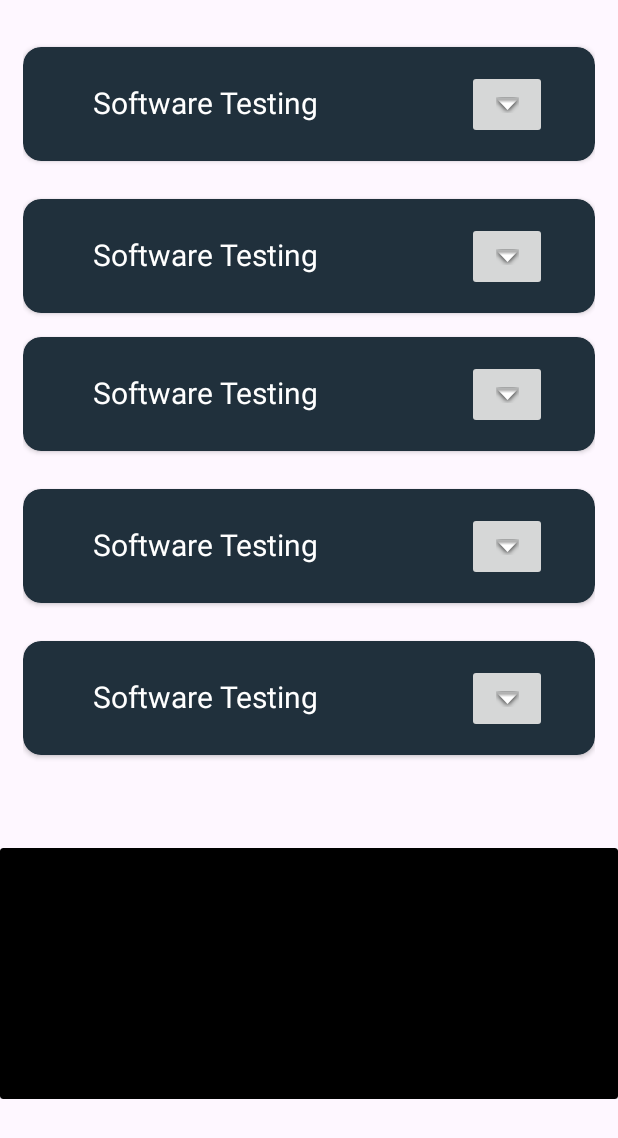
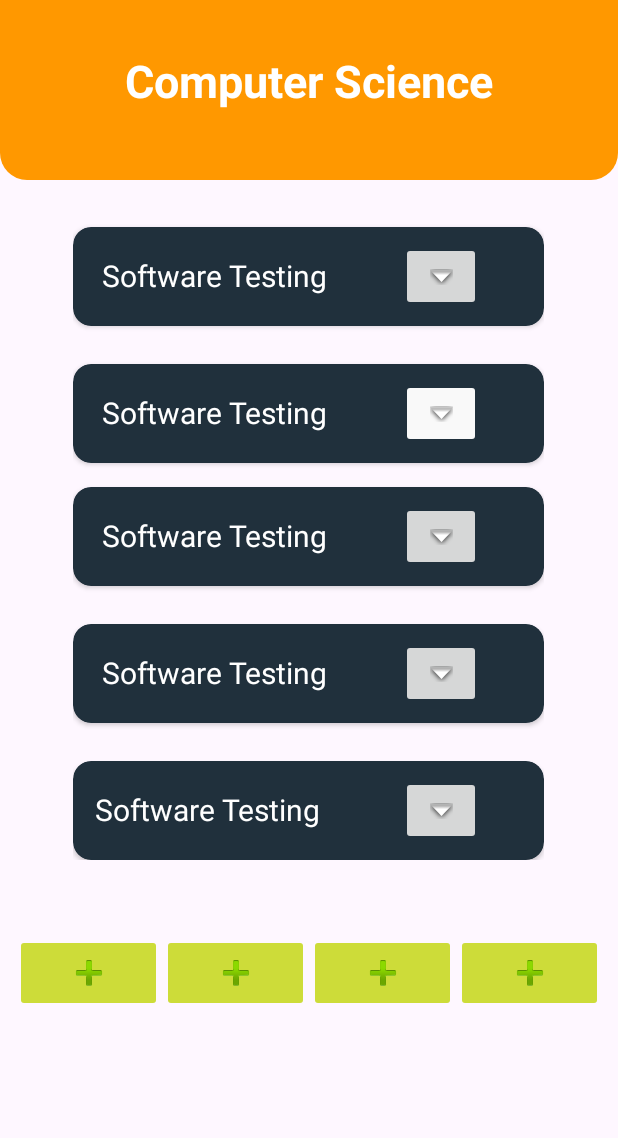
Before and after one commit to ranjit485/ActivityTracker, an Android app: the screen it shows after launch (MainActivity), on a phone screen of 412 x 824 dp. Shown: the top 1138 px of the screen. Run offline under Robolectric (Android 15) with nearby library versions, the phone set to English and light mode, and no system bars.

Commit message:
shape added

```diff
--- a/app/src/main/java/com/example/myapplication/MainActivity.java
+++ b/app/src/main/java/com/example/myapplication/MainActivity.java
@@ -2,13 +2,32 @@ package com.example.myapplication;
 
 import androidx.appcompat.app.AppCompatActivity;
 
+import android.annotation.SuppressLint;
 import android.os.Bundle;
+import android.view.View;
+import android.widget.Button;
+import android.widget.ImageButton;
+import android.widget.TextView;
 
 public class MainActivity extends AppCompatActivity {
-
     @Override
     protected void onCreate(Bundle savedInstanceState) {
         super.onCreate(savedInstanceState);
         setContentView(R.layout.activity_main);
+
+        final ImageButton button1 = findViewById(R.id.imageButton1);
+        final TextView t1 = findViewById(R.id.textView);
+        button1.setOnClickListener(new View.OnClickListener() {
+            public void onClick(View v) {
+                // Code here executes on main thread after user presses button
+                System.out.println("clicked");
+                if (t1.getText()== "fuck you"){
+                    t1.setText("Computer Scince");
+                }
+                else {
+                    t1.setText("fuck you");
+                }
+            }
+        });
     }
 }
--- a/app/src/main/res/drawable/shapes.xml
+++ b/app/src/main/res/drawable/shapes.xml
@@ -1,3 +1,7 @@
-<shape xmlns:android="http://schemas.android.com/apk/res/android">
-    <corners android:bottomLeftRadius="20dp" android:bottomRightRadius="20dp"/>
+<shape xmlns:android="http://schemas.android.com/apk/res/android" android:shape="rectangle">
+    <solid android:color="#FF9800" />
+    <corners
+        android:bottomLeftRadius="18dp"
+        android:bottomRightRadius="18dp"
+        />
 </shape>
--- a/app/src/main/res/layout/activity_main.xml
+++ b/app/src/main/res/layout/activity_main.xml
@@ -7,17 +7,42 @@
     tools:context=".MainActivity"
     android:orientation="vertical">
 
+
+    <androidx.constraintlayout.widget.ConstraintLayout
+        android:layout_width="match_parent"
+        android:layout_height="120dp"
+        android:background="@drawable/shapes"
+        android:padding="10dp">
+
+        <TextView
+            android:id="@+id/textView"
+            android:layout_width="wrap_content"
+            android:layout_height="wrap_content"
+            android:layout_marginTop="4dp"
+            android:padding="19dp"
+            android:text="Computer Science"
+            android:textAlignment="center"
+            android:textColor="#fff"
+            android:textSize="30sp"
+            android:textStyle="bold"
+            app:layout_constraintEnd_toEndOf="parent"
+            app:layout_constraintStart_toStartOf="parent"
+            app:layout_constraintTop_toTopOf="parent" />
+    </androidx.constraintlayout.widget.ConstraintLayout>
+
     <LinearLayout
-        android:layout_width="match_parent"
-        android:layout_height="565dp"
+        android:layout_width="wrap_content"
+        android:layout_gravity="center"
+        android:layout_height="wrap_content"
         android:padding="15sp"
         android:backgroundTint="#20303c"
         android:orientation="vertical">
 
     <androidx.cardview.widget.CardView
         android:id="@+id/cardView1"
-        android:layout_width="match_parent"
-        android:layout_height="76dp"
+        android:layout_width="wrap_content"
+        android:layout_gravity="center"
+        android:layout_height="wrap_content"
         android:layout_marginTop="16dp"
         android:backgroundTint="#20303c"
         app:cardCornerRadius="12dp"
@@ -26,6 +51,7 @@
 
         <androidx.constraintlayout.widget.ConstraintLayout
             android:layout_width="match_parent"
+            android:padding="10dp"
             android:layout_height="match_parent"
             android:orientation="horizontal">
 
@@ -49,6 +75,7 @@
                 android:layout_x="39dp"
                 android:layout_y="30dp"
                 android:text="Software Testing"
+                android:layout_marginStart="9dp"
                 android:textColor="#fff"
                 android:textSize="20sp"
                 app:layout_constraintBottom_toBottomOf="parent"
@@ -61,22 +88,27 @@
 
     <androidx.cardview.widget.CardView
         android:id="@+id/cardView2"
-        android:layout_width="match_parent"
-        android:layout_height="76dp"
+        android:layout_width="wrap_content"
+        android:layout_gravity="center"
+        android:layout_height="wrap_content"
         android:layout_marginTop="25dp"
         android:backgroundTint="#20303c"
+
         app:cardCornerRadius="12dp"
         app:layout_constraintTop_toTopOf="parent" >
 
         <androidx.constraintlayout.widget.ConstraintLayout
             android:layout_width="match_parent"
             android:layout_height="match_parent"
+            android:padding="10dp"
             android:orientation="horizontal">
 
             <ImageButton
                 android:id="@+id/imageButton2"
                 android:layout_width="53dp"
                 android:layout_height="46dp"
+                android:backgroundTint="#fff"
+                android:focusableInTouchMode="true"
                 android:layout_marginEnd="32dp"
                 android:layout_x="306dp"
                 android:layout_y="21dp"
@@ -94,6 +126,7 @@
                 android:text="Software Testing"
                 android:textColor="#fff"
                 android:textSize="20sp"
+                android:layout_marginStart="9dp"
                 app:layout_constraintBottom_toBottomOf="parent"
                 app:layout_constraintEnd_toStartOf="@+id/imageButton2"
                 app:layout_constraintHorizontal_bias="0.481"
@@ -106,9 +139,10 @@
 
     <androidx.cardview.widget.CardView
         android:id="@+id/cardView3"
-        android:layout_width="match_parent"
-        android:layout_height="76dp"
+        android:layout_width="wrap_content"
+        android:layout_height="wrap_content"
         android:layout_marginTop="16dp"
+        android:layout_gravity="center"
         android:backgroundTint="#20303c"
         app:cardCornerRadius="12dp"
         app:layout_constraintStart_toStartOf="parent"
@@ -117,6 +151,7 @@
         <androidx.constraintlayout.widget.ConstraintLayout
             android:layout_width="match_parent"
             android:layout_height="match_parent"
+            android:padding="10dp"
             android:orientation="horizontal">
 
             <ImageButton
@@ -136,6 +171,7 @@
                 android:layout_width="199dp"
                 android:layout_height="29dp"
                 android:layout_x="39dp"
+                android:layout_marginStart="9dp"
                 android:layout_y="30dp"
                 android:text="Software Testing"
                 android:textColor="#fff"
@@ -150,8 +186,9 @@
 
     <androidx.cardview.widget.CardView
         android:id="@+id/cardView4"
-        android:layout_width="match_parent"
-        android:layout_height="76dp"
+        android:layout_width="wrap_content"
+        android:layout_height="wrap_content"
+        android:layout_gravity="center"
         android:layout_marginTop="25dp"
         android:backgroundTint="#20303c"
         app:cardCornerRadius="12dp"
@@ -161,6 +198,7 @@
         <androidx.constraintlayout.widget.ConstraintLayout
             android:layout_width="match_parent"
             android:layout_height="match_parent"
+            android:padding="10dp"
             android:orientation="horizontal">
 
             <ImageButton
@@ -182,6 +220,7 @@
                 android:layout_x="39dp"
                 android:layout_y="30dp"
                 android:text="Software Testing"
+                android:layout_marginStart="9dp"
                 android:textColor="#fff"
                 android:textSize="20sp"
                 app:layout_constraintBottom_toBottomOf="parent"
@@ -195,7 +234,7 @@
     <androidx.cardview.widget.CardView
         android:id="@+id/cardView5"
         android:layout_width="match_parent"
-        android:layout_height="76dp"
+        android:layout_height="wrap_content"
         android:layout_marginTop="25dp"
         android:backgroundTint="#20303c"
         app:cardCornerRadius="12dp"
@@ -205,6 +244,7 @@
         <androidx.constraintlayout.widget.ConstraintLayout
             android:layout_width="match_parent"
             android:layout_height="match_parent"
+            android:padding="10dp"
             android:orientation="horizontal">
 
             <ImageButton
@@ -239,15 +279,43 @@
 
     <LinearLayout
         android:layout_width="match_parent"
-        android:layout_height="167dp"
-        android:orientation="vertical"
-        >
-        <androidx.cardview.widget.CardView
-            android:layout_width="match_parent"
-            android:layout_height="match_parent"
-            android:backgroundTint="@color/material_dynamic_neutral0">
+        android:layout_height="80dp"
+        android:layout_marginTop="24dp"
+        android:backgroundTint="#040C12"
+        android:orientation="horizontal"
+        android:padding="10dp" >
 
-        </androidx.cardview.widget.CardView>
+        <ImageButton
+            android:id="@+id/imageButton"
+            android:layout_width="wrap_content"
+            android:layout_height="wrap_content"
+            android:layout_weight="1"
+            android:backgroundTint="#CDDC39"
+            app:srcCompat="@android:drawable/ic_input_add" />
+
+        <ImageButton
+            android:id="@+id/imageButton6"
+            android:layout_width="wrap_content"
+            android:layout_height="wrap_content"
+            android:layout_weight="1"
+            android:backgroundTint="#CDDC39"
+            app:srcCompat="@android:drawable/ic_input_add" />
+
+        <ImageButton
+            android:id="@+id/imageButton7"
+            android:backgroundTint="#CDDC39"
+            android:layout_width="wrap_content"
+            android:layout_height="wrap_content"
+            android:layout_weight="1"
+            app:srcCompat="@android:drawable/ic_input_add" />
+
+        <ImageButton
+            android:id="@+id/imageButton8"
+            android:backgroundTint="#CDDC39"
+            android:layout_width="wrap_content"
+            android:layout_height="wrap_content"
+            android:layout_weight="1"
+            app:srcCompat="@android:drawable/ic_input_add" />
     </LinearLayout>
 
 </LinearLayout>
```
